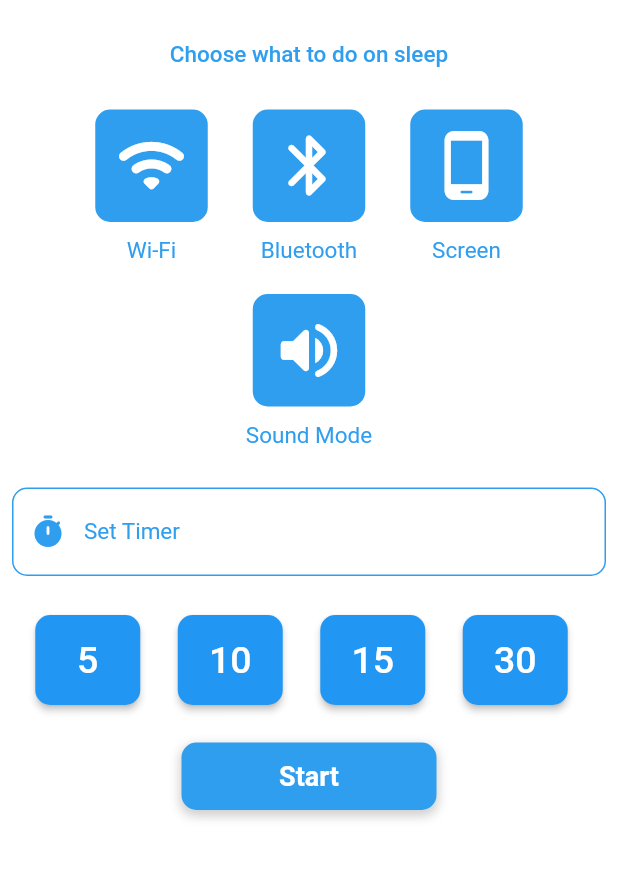
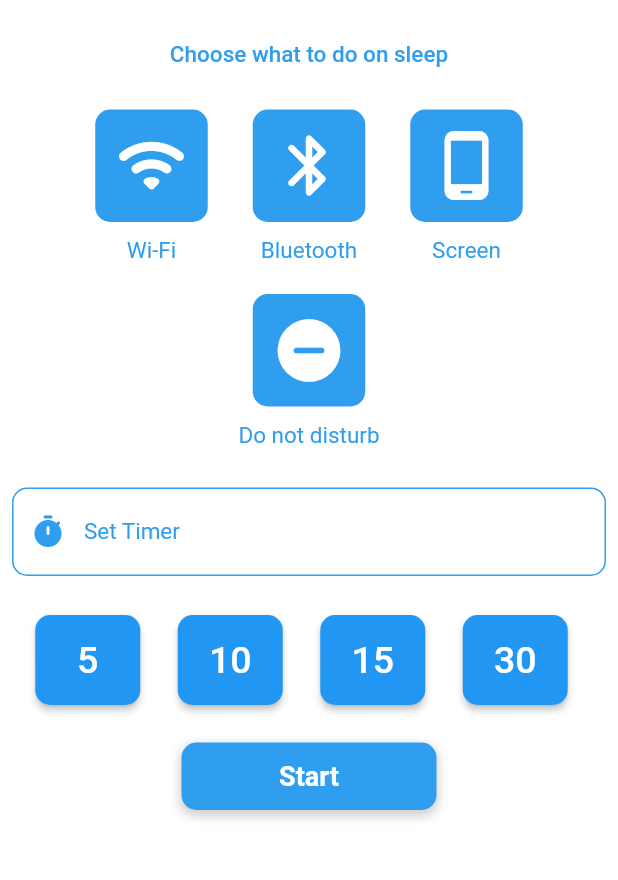
Before and after one commit to dagimg-dot/Sleepy-App, a Flutter app: the screen it shows after launch, on a phone screen of 412 x 824 dp, the part 63-943 px from its top. Run offline on Flutter 3.47's test engine with Material 2 defaults, Android fonts, the phone set to English and light mode, and no system bars; our stand-ins replace flutter_bluetooth_serial; missing offline and left inert: android_flutter_wifi, neon_circular_timer.

Commit message:
change volume icon to do not disturb

```diff
--- a/lib/page/home_page.dart
+++ b/lib/page/home_page.dart
@@ -213,12 +213,12 @@ class _MyHomePageState extends State<MyHomePage> {
                                 }),
                         // SoundMode
                         IconButtonWidget(
-                            label: 'Sound Mode',
+                            label: 'Do not disturb',
                             boolState: Provider.of<TogglesModel>(context,
                                     listen: false)
                                 .getDoNotDisturbButtonState,
-                            iconON: Icons.volume_up_rounded,
-                            iconOFF: Icons.volume_off_rounded,
+                            iconON: Icons.do_disturb_on_rounded,
+                            iconOFF: Icons.do_disturb_off_rounded,
                             onPressed: () => {
                                   Provider.of<TogglesModel>(context,
                                           listen: false)
```
